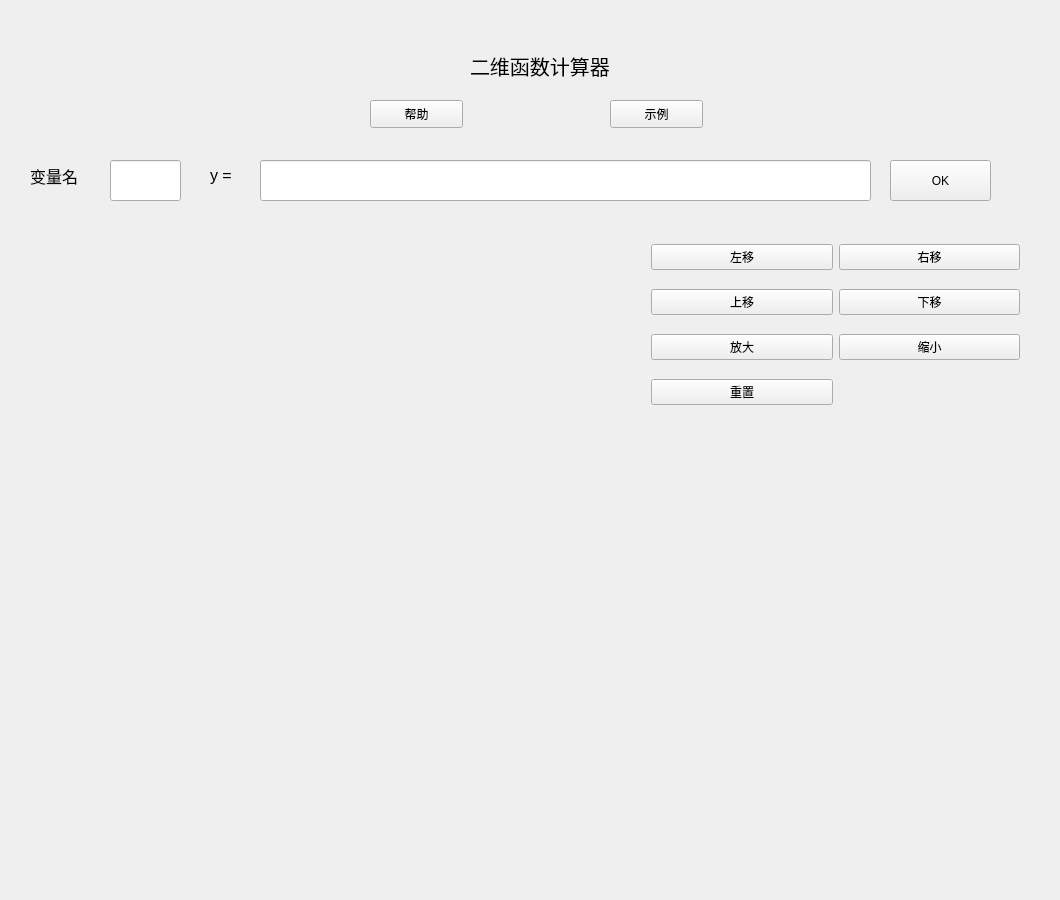
Above: caculator(with qt gui)/caculator(with qt gui)/QT_OpenGL.ui from AhaLims/calculator before the change. Below: the same form after it.
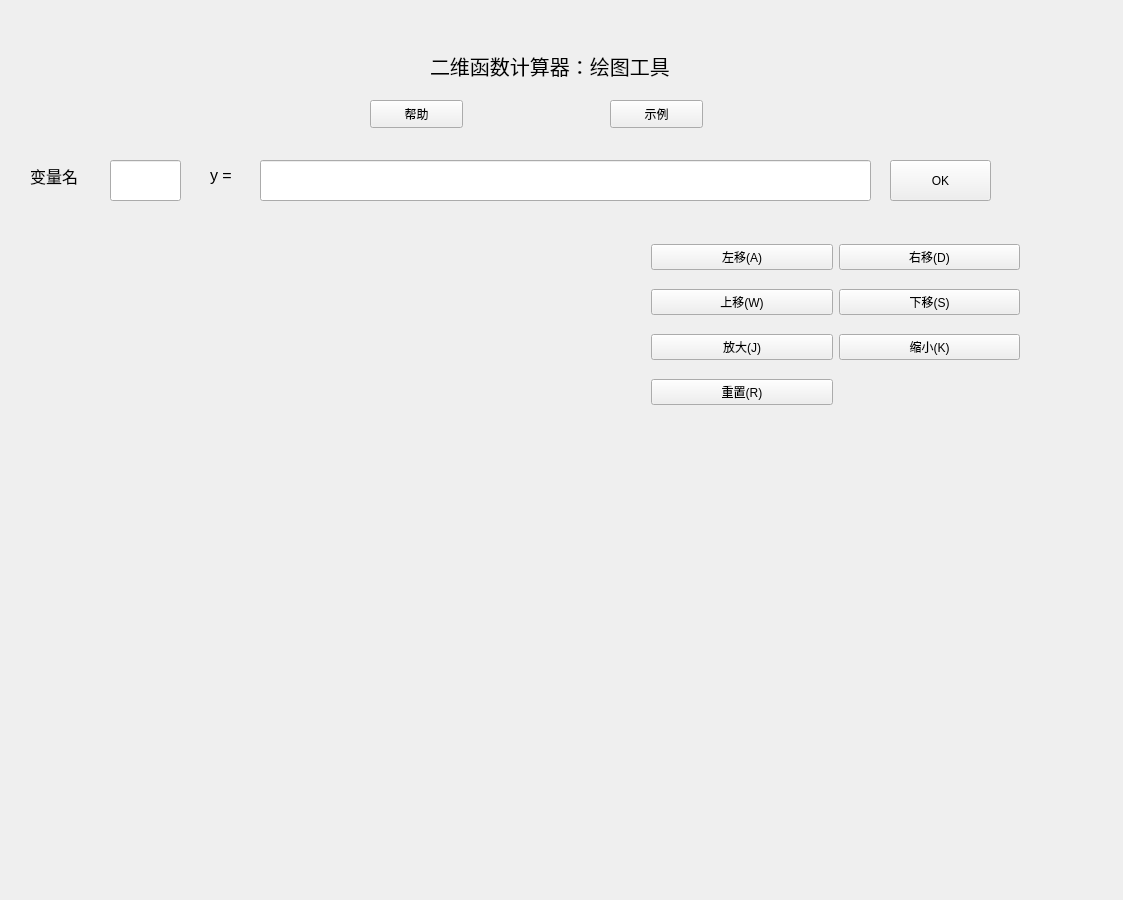
That is the form after the change. Icons and pictures are not drawn.

Patch:
```diff
--- a/caculator(with qt gui)/caculator(with qt gui)/QT_OpenGL.ui
+++ b/caculator(with qt gui)/caculator(with qt gui)/QT_OpenGL.ui
@@ -6,7 +6,7 @@
    <rect>
     <x>0</x>
     <y>0</y>
-    <width>1060</width>
+    <width>1123</width>
     <height>900</height>
    </rect>
   </property>
@@ -62,9 +62,9 @@
   <widget class="QLabel" name="label_2">
    <property name="geometry">
     <rect>
-     <x>470</x>
+     <x>430</x>
      <y>40</y>
-     <width>291</width>
+     <width>321</width>
      <height>51</height>
     </rect>
    </property>
@@ -77,7 +77,7 @@
     <string notr="true">background-image: url(:/caculator_gui/picture/white.png)</string>
    </property>
    <property name="text">
-    <string>二维函数计算器</string>
+    <string>二维函数计算器：绘图工具</string>
    </property>
   </widget>
   <widget class="QPushButton" name="heLp">
@@ -152,49 +152,49 @@
     <item row="1" column="1">
      <widget class="QPushButton" name="pushButton_5">
       <property name="text">
-       <string>下移</string>
+       <string>下移(S)</string>
       </property>
      </widget>
     </item>
     <item row="0" column="0">
      <widget class="QPushButton" name="left">
       <property name="text">
-       <string>左移</string>
+       <string>左移(A)</string>
       </property>
      </widget>
     </item>
     <item row="0" column="1">
      <widget class="QPushButton" name="right">
       <property name="text">
-       <string>右移</string>
+       <string>右移(D)</string>
       </property>
      </widget>
     </item>
     <item row="1" column="0">
      <widget class="QPushButton" name="pushButton_4">
       <property name="text">
-       <string>上移</string>
+       <string>上移(W)</string>
       </property>
      </widget>
     </item>
     <item row="2" column="0">
      <widget class="QPushButton" name="lesson_2">
       <property name="text">
-       <string>放大</string>
+       <string>放大(J)</string>
       </property>
      </widget>
     </item>
     <item row="2" column="1">
      <widget class="QPushButton" name="lesson">
       <property name="text">
-       <string>缩小</string>
+       <string>缩小(K)</string>
       </property>
      </widget>
     </item>
     <item row="3" column="0">
      <widget class="QPushButton" name="reset">
       <property name="text">
-       <string>重置</string>
+       <string>重置(R)</string>
       </property>
      </widget>
     </item>
```
